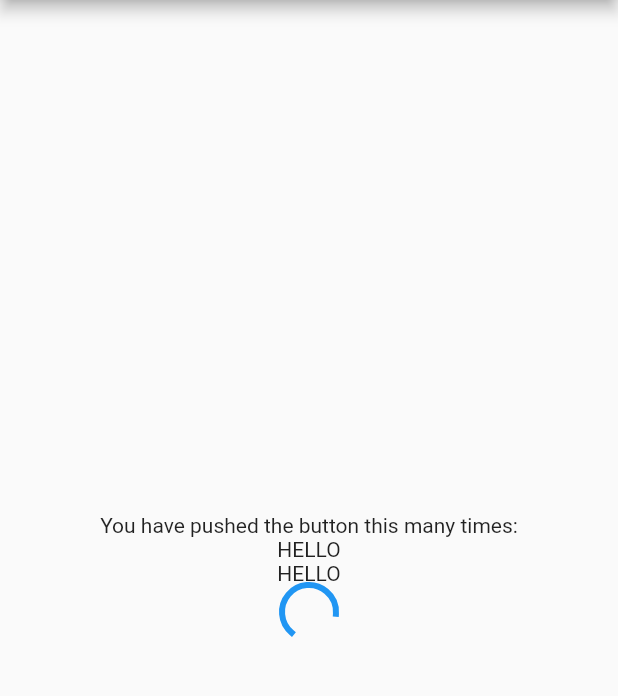
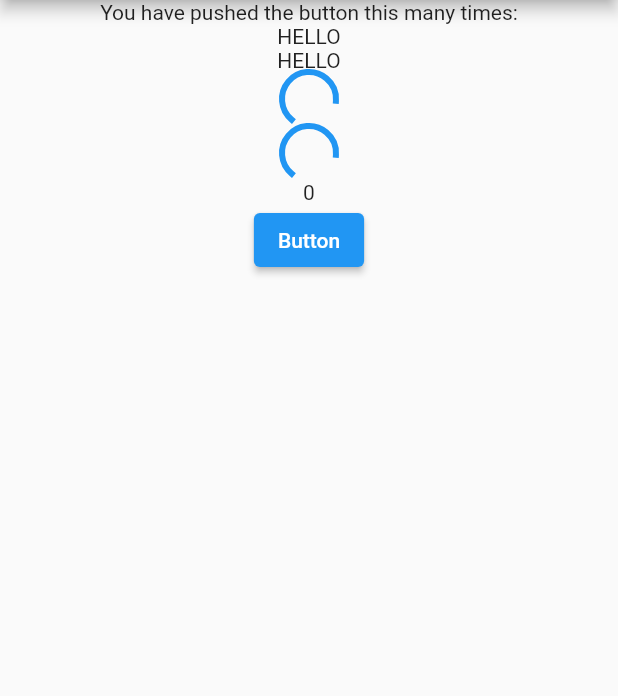
Before and after one commit to Luecy1/riverpod_study, a Flutter app: the first screen one second after launch, on a phone screen of 412 x 824 dp, the part 84-780 px from its top. Run offline on Flutter 3.47's test engine with Material 2 defaults, Android fonts, the phone set to English and light mode, and no system bars; our stand-ins replace flutter_riverpod.

Commit message:
state notifier

```diff
--- a/lib/main.dart
+++ b/lib/main.dart
@@ -42,7 +42,6 @@ class _MyHomePageState extends State<MyHomePage> {
       ),
       body: Center(
         child: Column(
-          mainAxisAlignment: MainAxisAlignment.center,
           children: <Widget>[
             const Text(
               'You have pushed the button this many times:',
@@ -66,6 +65,18 @@ class _MyHomePageState extends State<MyHomePage> {
                 );
               },
             ),
+            Consumer(
+              builder: (context, ref, child) {
+                final asyncValue = ref.watch(streamProvider);
+
+                return asyncValue.when(
+                  data: (data) => Text(data.toString()),
+                  error: (e, stackTrace) => const Text('error'),
+                  loading: () => const CircularProgressIndicator(),
+                );
+              },
+            ),
+            StateProviderComsumer(),
           ],
         ),
       ),
@@ -83,3 +94,20 @@ class MyConsumerWidget extends ConsumerWidget {
     return Text(data);
   }
 }
+
+class StateProviderComsumer extends ConsumerWidget {
+  @override
+  Widget build(BuildContext context, WidgetRef ref) {
+    return Column(
+      children: [
+        Text(ref.watch(stateProvider).toString()),
+        ElevatedButton(
+          onPressed: () {
+            ref.read(stateProvider.notifier).state++;
+          },
+          child: const Text('Button'),
+        ),
+      ],
+    );
+  }
+}
--- a/lib/riverpod.dart
+++ b/lib/riverpod.dart
@@ -4,8 +4,15 @@ final provider = Provider((ref) {
   return 'HELLO';
 });
 
-final futureProvider = FutureProvider(
-  (ref) {
-    return Future.delayed(const Duration(seconds: 3), () => 'DELAYED ');
-  },
-);
+final futureProvider = FutureProvider((ref) {
+  return Future.delayed(const Duration(seconds: 3), () => 'DELAYED ');
+});
+
+final streamProvider = StreamProvider((ref) {
+  return Stream.periodic(const Duration(seconds: 1), (i) => i);
+});
+
+// int型を保持するProvider
+final stateProvider = StateProvider((ref) {
+  return 0;
+});
```
